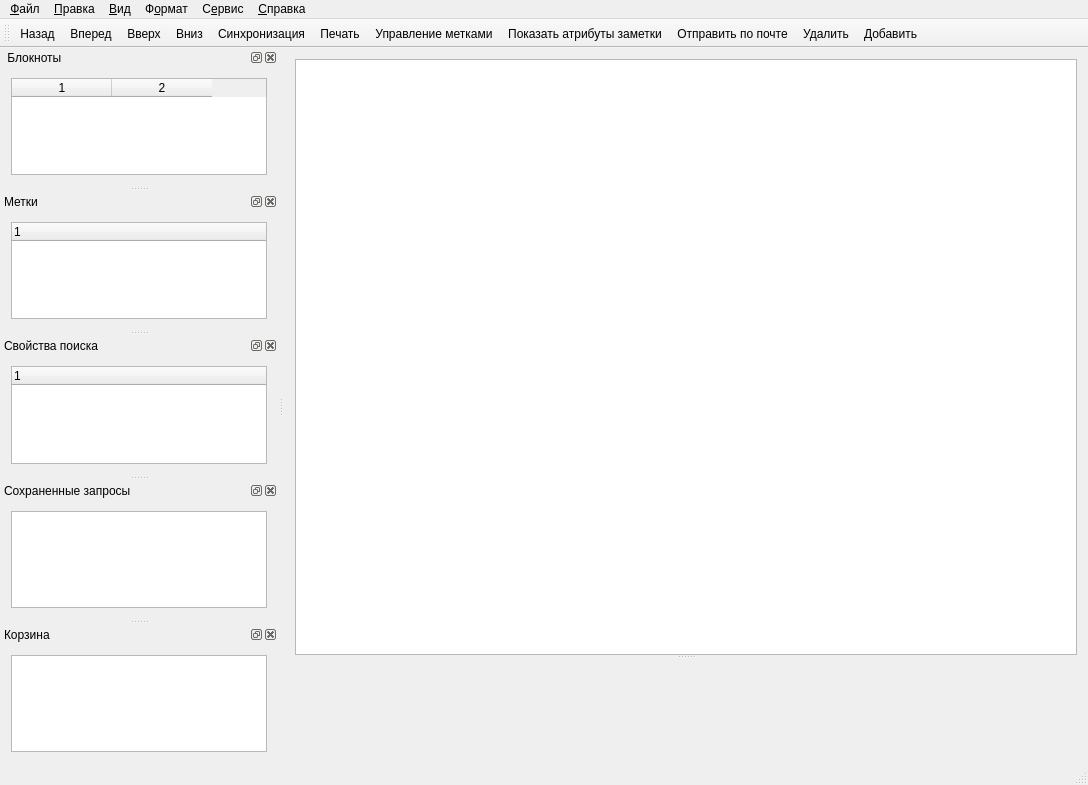
This is mainwindow.ui in d1vanov/quentier as Qt 5 draws it before an edit. The edited form follows.
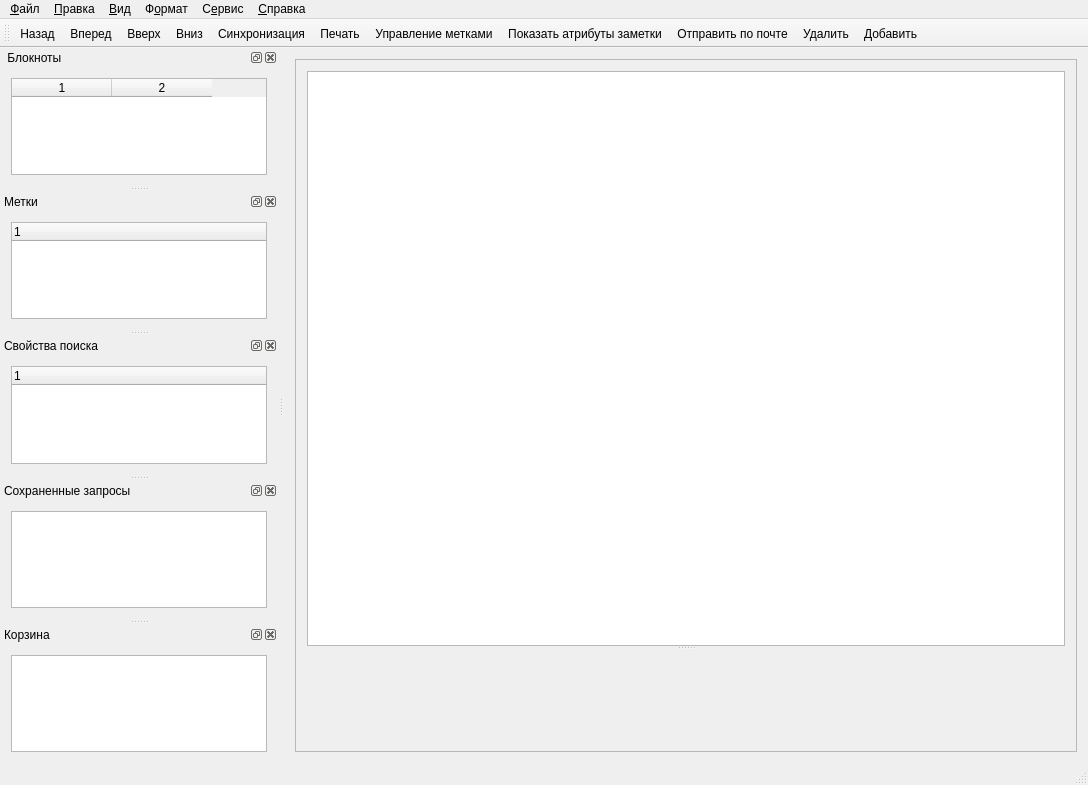
This is the edited form. Icons and pictures are not drawn. Custom widgets are drawn as their Qt base class.

Commit message: Solved the problem with editor widget horizontal scaling, need to do something about vertical minimum allowed size as well.

```diff
--- a/mainwindow.ui
+++ b/mainwindow.ui
@@ -43,6 +43,21 @@
    </property>
    <layout class="QVBoxLayout" name="verticalLayout">
     <item>
+     <widget class="QScrollArea" name="scrollArea">
+      <property name="widgetResizable">
+       <bool>true</bool>
+      </property>
+      <widget class="QWidget" name="scrollAreaWidgetContents">
+       <property name="geometry">
+        <rect>
+         <x>0</x>
+         <y>0</y>
+         <width>809</width>
+         <height>700</height>
+        </rect>
+       </property>
+       <layout class="QVBoxLayout" name="verticalLayout_2">
+        <item>
      <widget class="QSplitter" name="splitter">
       <property name="sizePolicy">
        <sizepolicy hsizetype="Expanding" vsizetype="Expanding">
@@ -66,6 +81,10 @@
     </item>
    </layout>
   </widget>
+     </widget>
+    </item>
+   </layout>
+  </widget>
   <widget class="QMenuBar" name="menuBar">
    <property name="geometry">
     <rect>
```
Left out of the diff: 2 changed lines with no effect on the pictures. Lines whose indentation alone changed are shown as unchanged. The commit also changes 1 other file.
